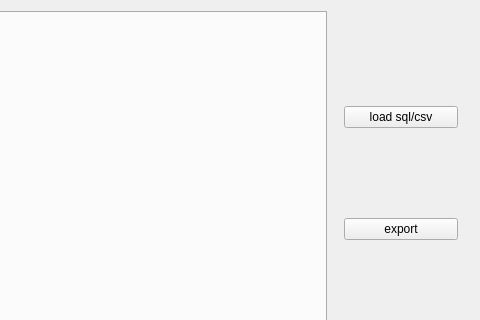
Old version of the form mainwindow.ui in the repository Trother555/ConverTable; both pictures show x 366 to 846 and y 0 to 320 of the 846 by 460 pixel window.
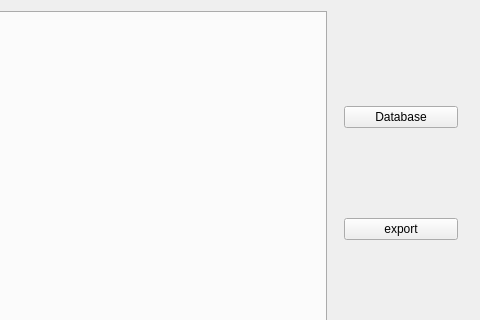
New version of the form. Custom widgets are drawn as their Qt base class.

```diff
--- a/mainwindow.ui
+++ b/mainwindow.ui
@@ -94,7 +94,7 @@
        <item row="0" column="0">
         <widget class="QPushButton" name="pushButton">
          <property name="text">
-          <string>load sql/csv</string>
+          <string>Database</string>
          </property>
         </widget>
        </item>
```
Left out of the diff: 3 changed lines with no effect on the pictures.
